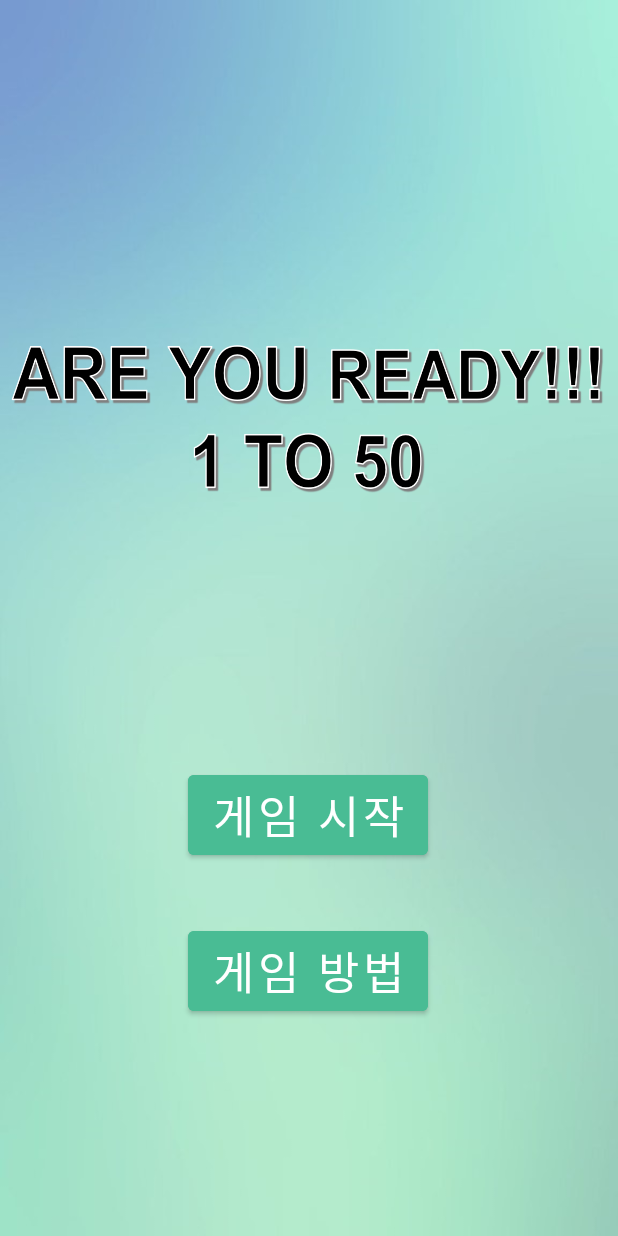
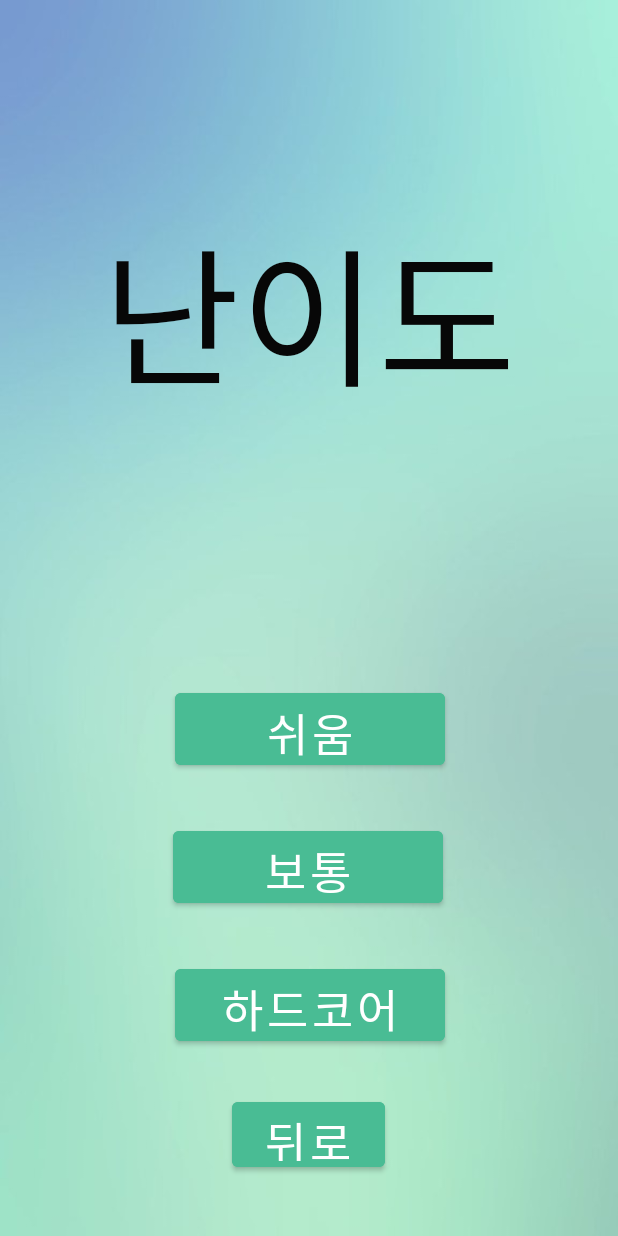
Before and after one commit to gguyu/JavaProject_1TO50_game, an Android app: the screen it shows after launch (MainActivity before the commit, DifficultyActivity after it), after a tap on "게임 시작", on a phone screen of 412 x 824 dp. Run offline under Robolectric (Android 15) with nearby library versions, the phone set to English and light mode, and no system bars.

Commit message:
title add

```diff
--- a/app/src/main/AndroidManifest.xml
+++ b/app/src/main/AndroidManifest.xml
@@ -9,6 +9,9 @@
         android:roundIcon="@mipmap/ic_launcher_round"
         android:supportsRtl="true"
         android:theme="@style/Theme.JavaProject">
+        <activity
+            android:name=".DifficultyActivity"
+            android:exported="false" />
         <activity
             android:name=".TipActivity"
             android:exported="false" />
--- /dev/null
+++ b/app/src/main/java/com/example/javaproject/DifficultyActivity.kt
@@ -0,0 +1,20 @@
+package com.example.javaproject
+
+import androidx.appcompat.app.AppCompatActivity
+import android.os.Bundle
+import android.widget.Button
+
+class DifficultyActivity : AppCompatActivity() {
+    override fun onCreate(savedInstanceState: Bundle?) {
+        lateinit var homeButton : Button
+
+        super.onCreate(savedInstanceState)
+        setContentView(R.layout.activity_difficulty)
+
+        // 홈 버튼 ==> 누르면 타이틀 화면으로 다시 이동
+        homeButton = findViewById(R.id.homeButton)
+        homeButton.setOnClickListener {
+            finish()
+        }
+    }
+}
--- a/app/src/main/java/com/example/javaproject/MainActivity.kt
+++ b/app/src/main/java/com/example/javaproject/MainActivity.kt
@@ -16,7 +16,7 @@ class MainActivity : AppCompatActivity() {
         // 게임 시작 버튼 ==> 게임 화면으로 이동
         startButton = findViewById(R.id.startButton)
         startButton.setOnClickListener {
-            println("game start")
+            startActivity(Intent(this, DifficultyActivity::class.java))
         }
 
         // 게임 방법 버튼 ==> 게임 방법 화면으로 이동
--- /dev/null
+++ b/app/src/main/res/layout/activity_difficulty.xml
@@ -0,0 +1,77 @@
+<?xml version="1.0" encoding="utf-8"?>
+<androidx.constraintlayout.widget.ConstraintLayout xmlns:android="http://schemas.android.com/apk/res/android"
+    xmlns:app="http://schemas.android.com/apk/res-auto"
+    xmlns:tools="http://schemas.android.com/tools"
+    android:layout_width="match_parent"
+    android:layout_height="match_parent"
+    tools:context=".DifficultyActivity"
+    android:background="@drawable/game_difficulty_background"
+    >
+
+    <TextView
+        android:id="@+id/difficulty"
+        android:layout_width="wrap_content"
+        android:layout_height="wrap_content"
+        android:text="난이도"
+        android:textColor="#070707"
+        android:textSize="100sp"
+        app:layout_constraintBottom_toBottomOf="parent"
+        app:layout_constraintEnd_toEndOf="parent"
+        app:layout_constraintHorizontal_bias="0.498"
+        app:layout_constraintStart_toStartOf="parent"
+        app:layout_constraintTop_toTopOf="parent"
+        app:layout_constraintVertical_bias="0.198" />
+
+    <Button
+        android:id="@+id/easyButton"
+        android:layout_width="180dp"
+        android:layout_height="60dp"
+        android:layout_marginBottom="308dp"
+        android:backgroundTint="#49BC94"
+        android:text="쉬움"
+        android:textSize="30sp"
+        app:layout_constraintBottom_toBottomOf="parent"
+        app:layout_constraintEnd_toEndOf="parent"
+        app:layout_constraintHorizontal_bias="0.502"
+        app:layout_constraintStart_toStartOf="parent" />
+
+    <Button
+        android:id="@+id/commonButton"
+        android:layout_width="180dp"
+        android:layout_height="60dp"
+        android:layout_marginBottom="216dp"
+        android:backgroundTint="#49BC94"
+        android:text="보통"
+        android:textSize="30sp"
+        app:layout_constraintBottom_toBottomOf="parent"
+        app:layout_constraintEnd_toEndOf="parent"
+        app:layout_constraintHorizontal_bias="0.497"
+        app:layout_constraintStart_toStartOf="parent" />
+
+    <Button
+        android:id="@+id/hardButton"
+        android:layout_width="180dp"
+        android:layout_height="60dp"
+        android:layout_marginBottom="124dp"
+        android:backgroundTint="#49BC94"
+        android:text="하드코어"
+        android:textSize="30sp"
+        app:layout_constraintBottom_toBottomOf="parent"
+        app:layout_constraintEnd_toEndOf="parent"
+        app:layout_constraintHorizontal_bias="0.502"
+        app:layout_constraintStart_toStartOf="parent" />
+
+    <Button
+        android:id="@+id/homeButton"
+        android:layout_width="102dp"
+        android:layout_height="55dp"
+        android:layout_marginBottom="40dp"
+        android:backgroundTint="#49BC94"
+        android:text="뒤로"
+        android:textSize="30sp"
+        app:layout_constraintBottom_toBottomOf="parent"
+        app:layout_constraintEnd_toEndOf="parent"
+        app:layout_constraintHorizontal_bias="0.498"
+        app:layout_constraintStart_toStartOf="parent" />
+
+</androidx.constraintlayout.widget.ConstraintLayout>
--- a/app/src/main/res/layout/activity_main.xml
+++ b/app/src/main/res/layout/activity_main.xml
@@ -5,7 +5,7 @@
     android:layout_width="match_parent"
     android:layout_height="match_parent"
     tools:context=".MainActivity"
-    android:background="@drawable/title_background"
+    android:background="@drawable/game_title_background"
     >
 
     <Button
```
Also changed, not shown: app/src/main/res/drawable-v24/game_difficulty_background.png (added), app/src/main/res/drawable-v24/game_tip_background.png (added), app/src/main/res/drawable/game_tip_background.png (deleted), app/src/main/res/drawable/game_title_background.png (renamed from app/src/main/res/drawable/title_background.png).
